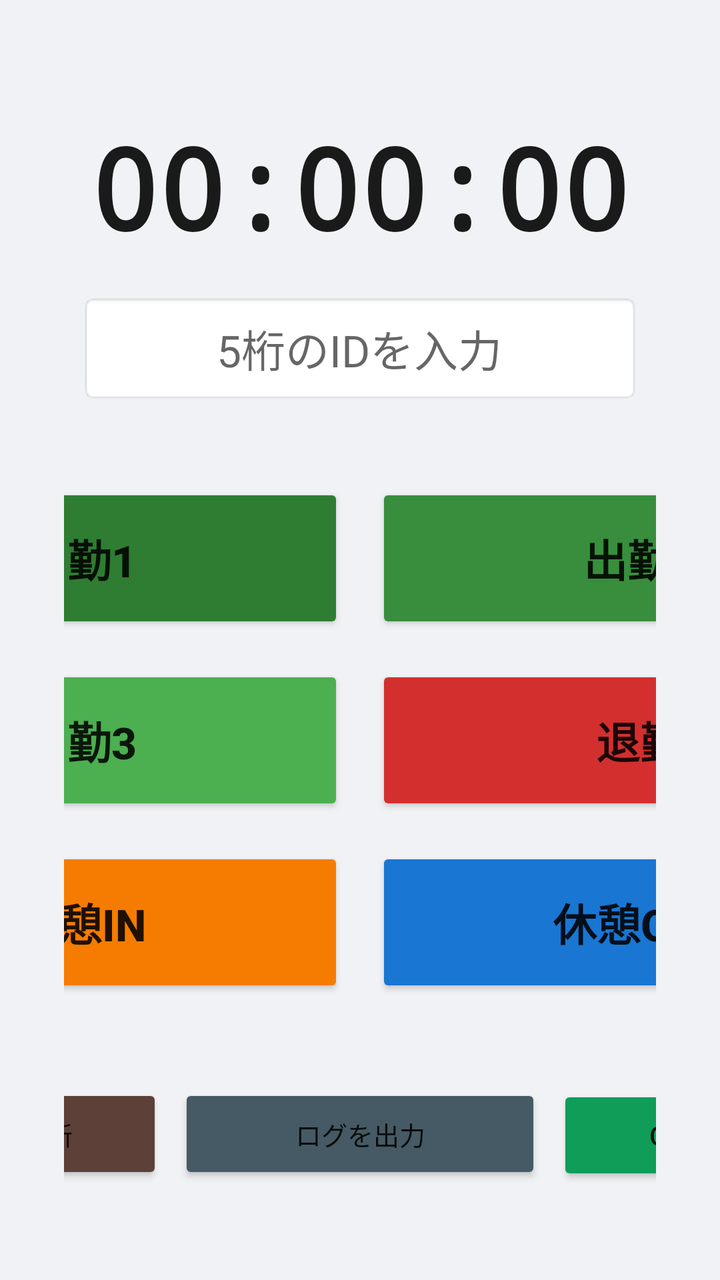
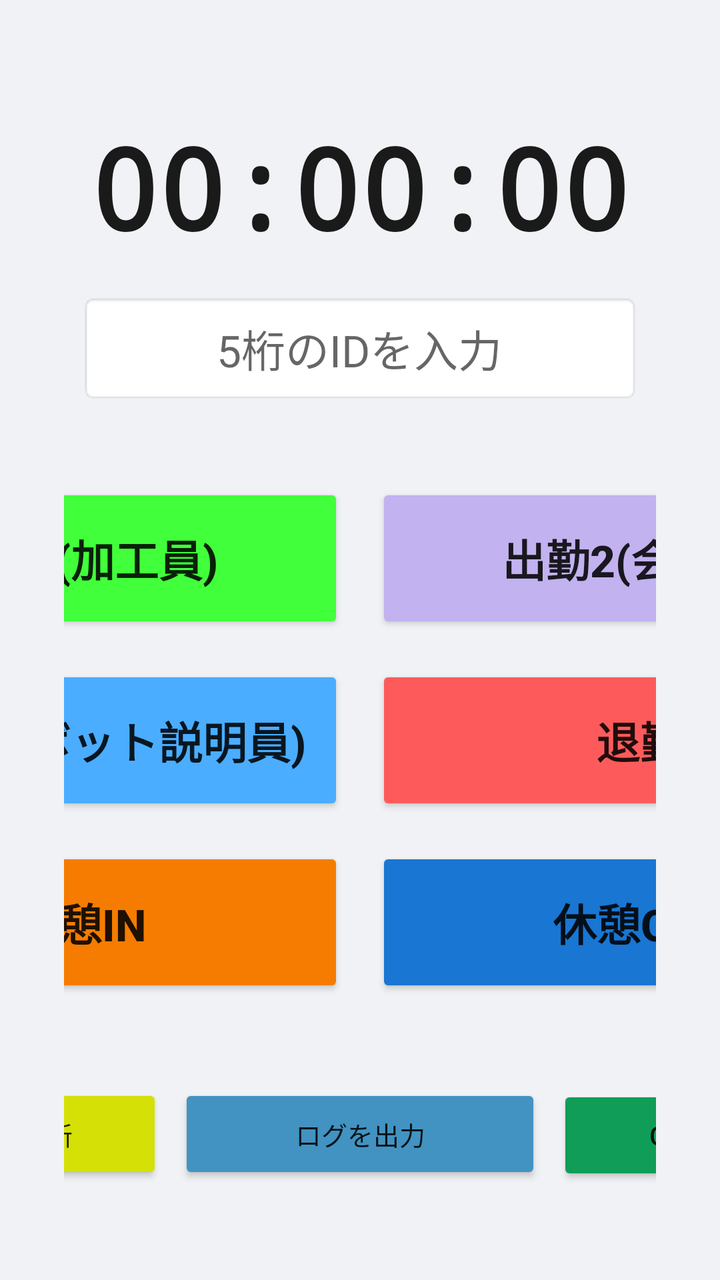

Two renders of the same Android screen: before a commit and after it. Below are the layout's source before the change and the commit's diff.
<!-- AndroidManifest.xml: application theme Theme.AppCompat.Light.NoActionBar -->
<!-- res/layout/activity_main.xml -->
<?xml version="1.0" encoding="utf-8"?>
<LinearLayout xmlns:android="http://schemas.android.com/apk/res/android"
    android:orientation="vertical"
    android:layout_width="match_parent"
    android:layout_height="match_parent">

    <LinearLayout
        android:layout_width="match_parent"
        android:layout_height="match_parent"
        android:background="#F0F2F5"
        android:gravity="center_horizontal"
        android:orientation="vertical"
        android:padding="32dp">

        
        <TextView
            android:id="@+id/tv_digital_clock"
            android:layout_width="wrap_content"
            android:layout_height="wrap_content"
            android:layout_marginTop="24dp"
            android:layout_marginBottom="16dp"
            android:fontFamily="sans-serif-monospace"
            android:text="00:00:00"
            android:textColor="#1A1A1A"
            android:textSize="56sp"
            android:textStyle="bold" />

        
        <EditText
            android:id="@+id/et_user_id"
            android:layout_width="280dp"
            android:layout_height="55dp"
            android:layout_marginBottom="32dp"
            android:background="@android:drawable/editbox_background_normal"
            android:gravity="center"
            android:hint="5桁のIDを入力"
            android:inputType="number"
            android:maxLength="5"
            android:textSize="22sp" />

        
        <GridLayout
            android:layout_width="560dp"
            android:layout_height="wrap_content"
            android:alignmentMode="alignBounds"
            android:columnCount="2"
            android:rowCount="3">

            <Button
                android:id="@+id/btn_in_1"
                android:layout_width="264dp"
                android:layout_height="75dp"
                android:layout_margin="8dp"
                android:backgroundTint="#2E7D32"
                android:text="出勤1"
                android:textSize="22sp"
                android:textStyle="bold" />

            <Button
                android:id="@+id/btn_in_2"
                android:layout_width="264dp"
                android:layout_height="75dp"
                android:layout_margin="8dp"
                android:backgroundTint="#388E3C"
                android:text="出勤2"
                android:textSize="22sp"
                android:textStyle="bold" />

            <Button
                android:id="@+id/btn_in_3"
                android:layout_width="264dp"
                android:layout_height="75dp"
                android:layout_margin="8dp"
                android:backgroundTint="#4CAF50"
                android:text="出勤3"
                android:textSize="22sp"
                android:textStyle="bold" />

            <Button
                android:id="@+id/btn_out"
                android:layout_width="264dp"
                android:layout_height="75dp"
                android:layout_margin="8dp"
                android:backgroundTint="#D32F2F"
                android:text="退勤"
                android:textSize="22sp"
                android:textStyle="bold" />

            <Button
                android:id="@+id/btn_rest_in"
                android:layout_width="264dp"
                android:layout_height="75dp"
                android:layout_margin="8dp"
                android:backgroundTint="#F57C00"
                android:text="休憩IN"
                android:textSize="22sp"
                android:textStyle="bold" />

            <Button
                android:id="@+id/btn_rest_out"
                android:layout_width="264dp"
                android:layout_height="75dp"
                android:layout_margin="8dp"
                android:backgroundTint="#1976D2"
                android:text="休憩OUT"
                android:textSize="22sp"
                android:textStyle="bold" />
        </GridLayout>

        
        <View
            android:layout_width="match_parent"
            android:layout_height="0dp"
            android:layout_weight="1" />

        
        <LinearLayout
            android:layout_width="560dp"
            android:layout_height="wrap_content"
            android:layout_marginBottom="16dp"
            android:orientation="horizontal">

            <Button
                android:id="@+id/btn_reload_master"
                android:layout_width="0dp"
                android:layout_height="50dp"
                android:layout_marginEnd="4dp"
                android:layout_weight="1"
                android:backgroundTint="#5D4037"
                android:text="名簿マスタ更新"
                android:textSize="13sp" />

            <Button
                android:id="@+id/btn_export"
                android:layout_width="0dp"
                android:layout_height="50dp"
                android:layout_marginStart="4dp"
                android:layout_marginEnd="4dp"
                android:layout_weight="1"
                android:backgroundTint="#455A64"
                android:text="ログを出力"
                android:textSize="13sp" />

            <Button
                android:id="@+id/btn_open_drive"
                android:layout_width="0dp"
                android:layout_height="50dp"
                android:layout_marginStart="4dp"
                android:layout_weight="1"
                android:backgroundTint="#0F9D58"
                android:text="Google Drive"
                android:textSize="13sp" />
        </LinearLayout>

    </LinearLayout>
</LinearLayout>
<!-- resources referenced by this layout -->
<resources>

</resources>

<!-- the commit's change to res/layout/activity_main.xml (unified diff, before → after) -->
@@ -51,8 +51,8 @@
                 android:layout_width="264dp"
                 android:layout_height="75dp"
                 android:layout_margin="8dp"
-                android:backgroundTint="#2E7D32"
-                android:text="出勤1"
+                android:backgroundTint="#41FF3A"
+                android:text="出勤1(加工員)"
                 android:textSize="22sp"
                 android:textStyle="bold" />
 
@@ -61,8 +61,8 @@
                 android:layout_width="264dp"
                 android:layout_height="75dp"
                 android:layout_margin="8dp"
-                android:backgroundTint="#388E3C"
-                android:text="出勤2"
+                android:backgroundTint="#C2B2EF"
+                android:text="出勤2(会計員)"
                 android:textSize="22sp"
                 android:textStyle="bold" />
 
@@ -71,8 +71,8 @@
                 android:layout_width="264dp"
                 android:layout_height="75dp"
                 android:layout_margin="8dp"
-                android:backgroundTint="#4CAF50"
-                android:text="出勤3"
+                android:backgroundTint="#4AADFF"
+                android:text="出勤3(ロボット説明員)"
                 android:textSize="22sp"
                 android:textStyle="bold" />
 
@@ -81,7 +81,7 @@
                 android:layout_width="264dp"
                 android:layout_height="75dp"
                 android:layout_margin="8dp"
-                android:backgroundTint="#D32F2F"
+                android:backgroundTint="#FD5B5B"
                 android:text="退勤"
                 android:textSize="22sp"
                 android:textStyle="bold" />
@@ -126,7 +126,7 @@
                 android:layout_height="50dp"
                 android:layout_marginEnd="4dp"
                 android:layout_weight="1"
-                android:backgroundTint="#5D4037"
+                android:backgroundTint="#D5E006"
                 android:text="名簿マスタ更新"
                 android:textSize="13sp" />
 
@@ -137,7 +137,7 @@
                 android:layout_marginStart="4dp"
                 android:layout_marginEnd="4dp"
                 android:layout_weight="1"
-                android:backgroundTint="#455A64"
+                android:backgroundTint="#4293C1"
                 android:text="ログを出力"
                 android:textSize="13sp" />
 
